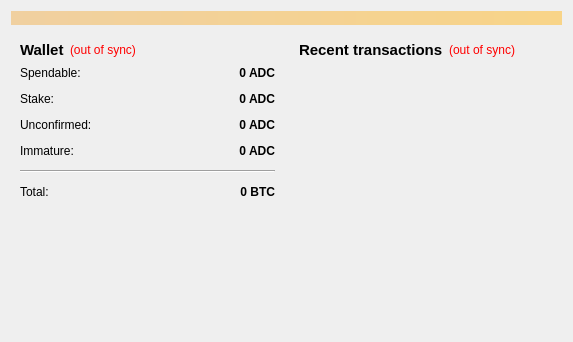
Qt form src/qt/forms/overviewpage.ui (aurovine/AudioCoin) before a commit.
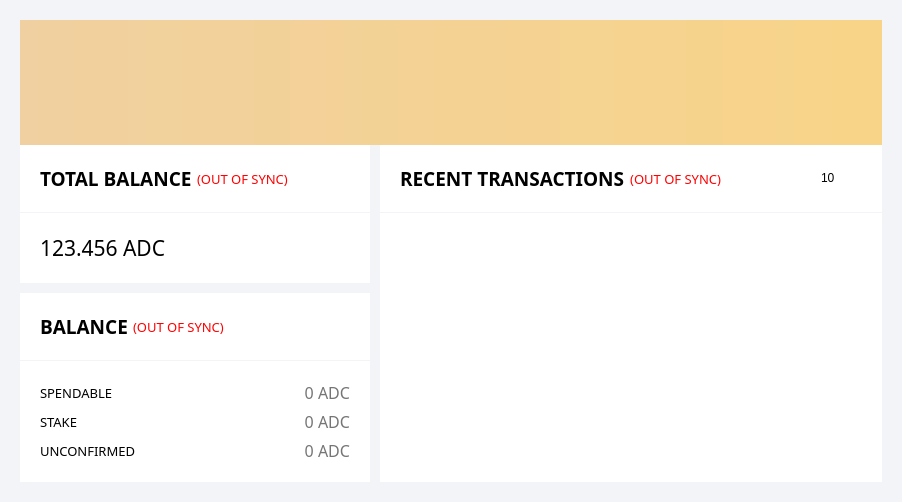
The same form after that commit. Icons and pictures are not drawn.

Diff of the .ui file:
```diff
--- a/src/qt/forms/overviewpage.ui
+++ b/src/qt/forms/overviewpage.ui
@@ -6,14 +6,71 @@
    <rect>
     <x>0</x>
     <y>0</y>
-    <width>573</width>
-    <height>342</height>
+    <width>902</width>
+    <height>502</height>
    </rect>
   </property>
   <property name="windowTitle">
    <string>Form</string>
   </property>
-  <layout class="QVBoxLayout" name="topLayout">
+  <property name="styleSheet">
+   <string notr="true">#OverviewPage { background-color: #f3f4f7; }
+
+QComboBox {
+	border: none;
+	border-bottom: 2px solid #3cb0e5;
+	padding: 0;
+	background: white;
+	outline: none;
+} 
+
+QComboBox {
+	border: none;
+	padding-right: 5px;
+	text-align: right;
+}
+
+QComboBox:editable {
+	background: white;
+}
+
+QComboBox:on {
+	padding-top: 3px;
+	padding-left: 4px;
+	padding-right: 15px;
+}
+
+QComboBox::drop-down {
+	subcontrol-origin: padding;
+	subcontrol-position: top right;
+	width: 15px;
+	border: none;
+}
+
+QComboBox::down-arrow {
+	image: url(:/icons/md/arrow_down);
+}
+
+QComboBox::down-arrow:on {
+	image: url(:/icons/md/arrow_up);
+}</string>
+  </property>
+  <layout class="QVBoxLayout" name="topLayout" stretch="1,0">
+   <property name="spacing">
+    <number>0</number>
+   </property>
+   <property name="leftMargin">
+    <number>20</number>
+   </property>
+   <property name="topMargin">
+    <number>20</number>
+   </property>
+   <property name="rightMargin">
+    <number>20</number>
+   </property>
+   <property name="bottomMargin">
+    <number>20</number>
+   </property>
    <item>
     <widget class="QLabel" name="labelAlerts">
      <property name="visible">
@@ -32,30 +89,111 @@
     </widget>
    </item>
    <item>
-    <layout class="QHBoxLayout" name="horizontalLayout" stretch="1,1">
+    <layout class="QHBoxLayout" name="mainLayout" stretch="2,0">
+     <property name="spacing">
+      <number>10</number>
+     </property>
      <item>
-      <layout class="QVBoxLayout" name="verticalLayout_2">
+      <widget class="QWidget" name="leftPane" native="true">
+       <property name="minimumSize">
+        <size>
+         <width>350</width>
+         <height>0</height>
+        </size>
+       </property>
+       <property name="maximumSize">
+        <size>
+         <width>350</width>
+         <height>16777215</height>
+        </size>
+       </property>
+       <layout class="QVBoxLayout" name="leftPaneLayout" stretch="0,1">
+        <property name="spacing">
+         <number>10</number>
+        </property>
+        <property name="leftMargin">
+         <number>0</number>
+        </property>
+        <property name="topMargin">
+         <number>0</number>
+        </property>
+        <property name="rightMargin">
+         <number>0</number>
+        </property>
+        <property name="bottomMargin">
+         <number>0</number>
+        </property>
        <item>
-        <widget class="QWidget" name="widget" native="true">
-         <layout class="QVBoxLayout" name="verticalLayout_4">
+         <widget class="QWidget" name="totalBalance" native="true">
+          <property name="styleSheet">
+           <string notr="true">#totalBalanceTitle, #totalBalanceBody { background-color: white; }</string>
+          </property>
+          <layout class="QVBoxLayout" name="totalBalanceLayout" stretch="0,1">
+           <property name="spacing">
+            <number>1</number>
+           </property>
+           <property name="leftMargin">
+            <number>0</number>
+           </property>
+           <property name="topMargin">
+            <number>0</number>
+           </property>
+           <property name="rightMargin">
+            <number>0</number>
+           </property>
+           <property name="bottomMargin">
+            <number>0</number>
+           </property>
           <item>
-           <layout class="QHBoxLayout" name="horizontalLayout_4">
+            <widget class="QWidget" name="totalBalanceTitle" native="true">
+             <property name="sizePolicy">
+              <sizepolicy hsizetype="Preferred" vsizetype="Minimum">
+               <horstretch>0</horstretch>
+               <verstretch>0</verstretch>
+              </sizepolicy>
+             </property>
+             <layout class="QHBoxLayout" name="totalBalanceTitleLayout" stretch="0,0,0,0">
+              <property name="spacing">
+               <number>5</number>
+              </property>
+              <property name="leftMargin">
+               <number>20</number>
+              </property>
+              <property name="topMargin">
+               <number>20</number>
+              </property>
+              <property name="rightMargin">
+               <number>20</number>
+              </property>
+              <property name="bottomMargin">
+               <number>20</number>
+              </property>
             <item>
-             <widget class="QLabel" name="label_5">
+               <widget class="QLabel" name="labelTotalText">
               <property name="font">
                <font>
-                <pointsize>11</pointsize>
+                  <family>Montserrat</family>
+                  <pointsize>14</pointsize>
                 <weight>75</weight>
                 <bold>true</bold>
                </font>
               </property>
               <property name="text">
-               <string>Wallet</string>
+                 <string>TOTAL BALANCE</string>
+                </property>
+                <property name="alignment">
+                 <set>Qt::AlignLeading|Qt::AlignLeft|Qt::AlignVCenter</set>
               </property>
              </widget>
             </item>
             <item>
-             <widget class="QLabel" name="labelWalletStatus">
+               <widget class="QLabel" name="totalBalanceSyncStatus">
+                <property name="font">
+                 <font>
+                  <family>Montserrat</family>
+                  <pointsize>10</pointsize>
+                 </font>
+                </property>
               <property name="toolTip">
                <string>The displayed information may be out of date. Your wallet automatically synchronizes with the Audiocoin network after a connection is established, but this process has not completed yet.</string>
               </property>
@@ -63,7 +201,7 @@
                <string notr="true">QLabel { color: red; }</string>
               </property>
               <property name="text">
-               <string notr="true">(out of sync)</string>
+                 <string notr="true">(OUT OF SYNC)</string>
               </property>
               <property name="alignment">
                <set>Qt::AlignLeading|Qt::AlignLeft|Qt::AlignVCenter</set>
@@ -71,7 +209,7 @@
              </widget>
             </item>
             <item>
-             <spacer name="horizontalSpacer_2">
+               <spacer name="horizontalSpacer_3">
               <property name="orientation">
                <enum>Qt::Horizontal</enum>
               </property>
@@ -83,32 +221,239 @@
               </property>
              </spacer>
             </item>
-           </layout>
+              <item>
+               <widget class="QLabel" name="totalBalanceInfo">
+                <property name="cursor">
+                 <cursorShape>PointingHandCursor</cursorShape>
+                </property>
+                <property name="text">
+                 <string/>
+                </property>
+                <property name="pixmap">
+                 <pixmap resource="../bitcoin.qrc">:/icons/md/question_mark_blue</pixmap>
+                </property>
+               </widget>
+              </item>
+             </layout>
+            </widget>
           </item>
           <item>
-           <layout class="QFormLayout" name="formLayout_2">
-            <property name="fieldGrowthPolicy">
-             <enum>QFormLayout::AllNonFixedFieldsGrow</enum>
-            </property>
-            <property name="horizontalSpacing">
-             <number>12</number>
-            </property>
-            <property name="verticalSpacing">
-             <number>12</number>
-            </property>
-            <item row="0" column="0">
-             <widget class="QLabel" name="label">
+            <widget class="QWidget" name="totalBalanceBody" native="true">
+             <property name="sizePolicy">
+              <sizepolicy hsizetype="Preferred" vsizetype="Minimum">
+               <horstretch>0</horstretch>
+               <verstretch>0</verstretch>
+              </sizepolicy>
+             </property>
+             <layout class="QHBoxLayout" name="totalBalanceBodyLayout">
+              <property name="spacing">
+               <number>0</number>
+              </property>
+              <property name="leftMargin">
+               <number>20</number>
+              </property>
+              <property name="topMargin">
+               <number>20</number>
+              </property>
+              <property name="rightMargin">
+               <number>20</number>
+              </property>
+              <property name="bottomMargin">
+               <number>20</number>
+              </property>
+              <item>
+               <widget class="QLabel" name="labelTotal">
+                <property name="font">
+                 <font>
+                  <family>Montserrat</family>
+                  <pointsize>16</pointsize>
+                  <weight>50</weight>
+                  <bold>false</bold>
+                 </font>
+                </property>
+                <property name="cursor">
+                 <cursorShape>IBeamCursor</cursorShape>
+                </property>
+                <property name="toolTip">
+                 <string>Your current total balance</string>
+                </property>
               <property name="text">
-               <string>Spendable:</string>
-              </property>
-             </widget>
-            </item>
-            <item row="0" column="1">
+                 <string notr="true">123.456 ADC</string>
+                </property>
+                <property name="alignment">
+                 <set>Qt::AlignLeading|Qt::AlignLeft|Qt::AlignVCenter</set>
+                </property>
+                <property name="textInteractionFlags">
+                 <set>Qt::LinksAccessibleByMouse|Qt::TextSelectableByKeyboard|Qt::TextSelectableByMouse</set>
+                </property>
+               </widget>
+              </item>
+             </layout>
+            </widget>
+           </item>
+          </layout>
+         </widget>
+        </item>
+        <item>
+         <widget class="QWidget" name="balance" native="true">
+          <property name="styleSheet">
+           <string notr="true">#balanceTitle, #balanceBody { background-color: white; }</string>
+          </property>
+          <layout class="QVBoxLayout" name="balanceLayout" stretch="0,1">
+           <property name="spacing">
+            <number>1</number>
+           </property>
+           <property name="leftMargin">
+            <number>0</number>
+           </property>
+           <property name="topMargin">
+            <number>0</number>
+           </property>
+           <property name="rightMargin">
+            <number>0</number>
+           </property>
+           <property name="bottomMargin">
+            <number>0</number>
+           </property>
+           <item>
+            <widget class="QWidget" name="balanceTitle" native="true">
+             <property name="sizePolicy">
+              <sizepolicy hsizetype="Preferred" vsizetype="Minimum">
+               <horstretch>0</horstretch>
+               <verstretch>0</verstretch>
+              </sizepolicy>
+             </property>
+             <layout class="QHBoxLayout" name="balanceTitleLayout">
+              <property name="spacing">
+               <number>5</number>
+              </property>
+              <property name="leftMargin">
+               <number>20</number>
+              </property>
+              <property name="topMargin">
+               <number>20</number>
+              </property>
+              <property name="rightMargin">
+               <number>20</number>
+              </property>
+              <property name="bottomMargin">
+               <number>20</number>
+              </property>
+              <item>
              <widget class="QLabel" name="labelBalance">
               <property name="font">
                <font>
+                  <family>Montserrat</family>
+                  <pointsize>14</pointsize>
                 <weight>75</weight>
                 <bold>true</bold>
+                 </font>
+                </property>
+                <property name="text">
+                 <string>BALANCE</string>
+                </property>
+               </widget>
+              </item>
+              <item>
+               <widget class="QLabel" name="balanceSyncStatus">
+                <property name="font">
+                 <font>
+                  <family>Montserrat</family>
+                  <pointsize>10</pointsize>
+                 </font>
+                </property>
+                <property name="styleSheet">
+                 <string notr="true">QLabel { color: red; }</string>
+                </property>
+                <property name="text">
+                 <string>(OUT OF SYNC)</string>
+                </property>
+               </widget>
+              </item>
+              <item>
+               <spacer name="horizontalSpacer_2">
+                <property name="orientation">
+                 <enum>Qt::Horizontal</enum>
+                </property>
+                <property name="sizeHint" stdset="0">
+                 <size>
+                  <width>40</width>
+                  <height>20</height>
+                 </size>
+                </property>
+               </spacer>
+              </item>
+              <item>
+               <widget class="QLabel" name="balanceInfo">
+                <property name="cursor">
+                 <cursorShape>PointingHandCursor</cursorShape>
+                </property>
+                <property name="text">
+                 <string/>
+                </property>
+                <property name="pixmap">
+                 <pixmap resource="../bitcoin.qrc">:/icons/md/question_mark_blue</pixmap>
+                </property>
+               </widget>
+              </item>
+             </layout>
+            </widget>
+           </item>
+           <item>
+            <widget class="QWidget" name="balanceBody" native="true">
+             <property name="sizePolicy">
+              <sizepolicy hsizetype="Expanding" vsizetype="Expanding">
+               <horstretch>0</horstretch>
+               <verstretch>0</verstretch>
+              </sizepolicy>
+             </property>
+             <property name="styleSheet">
+              <string notr="true"/>
+             </property>
+             <layout class="QVBoxLayout" name="verticalLayout" stretch="0,0,0,1">
+              <property name="leftMargin">
+               <number>20</number>
+              </property>
+              <property name="topMargin">
+               <number>20</number>
+              </property>
+              <property name="rightMargin">
+               <number>20</number>
+              </property>
+              <property name="bottomMargin">
+               <number>20</number>
+              </property>
+              <item>
+               <layout class="QHBoxLayout" name="horizontalLayout">
+                <item>
+                 <widget class="QLabel" name="labelSpendable">
+                  <property name="font">
+                   <font>
+                    <family>Montserrat</family>
+                    <pointsize>10</pointsize>
+                    <weight>50</weight>
+                    <bold>false</bold>
+                   </font>
+                  </property>
+                  <property name="text">
+                   <string>SPENDABLE</string>
+                  </property>
+                 </widget>
+                </item>
+                <item>
+                 <widget class="QLabel" name="labelSpendableAmount">
+                  <property name="sizePolicy">
+                   <sizepolicy hsizetype="MinimumExpanding" vsizetype="Preferred">
+                    <horstretch>1</horstretch>
+                    <verstretch>0</verstretch>
+                   </sizepolicy>
+                  </property>
+                  <property name="font">
+                   <font>
+                    <family>Montserrat</family>
+                    <pointsize>12</pointsize>
+                    <weight>50</weight>
+                    <bold>false</bold>
                </font>
               </property>
               <property name="cursor">
@@ -117,6 +462,9 @@
               <property name="toolTip">
                <string>Your current spendable balance</string>
               </property>
+                  <property name="styleSheet">
+                   <string notr="true">QLabel { color: #757575; }</string>
+                  </property>
               <property name="text">
                <string notr="true">0 ADC</string>
               </property>
@@ -128,19 +476,39 @@
               </property>
              </widget>
             </item>
-            <item row="1" column="0">
-             <widget class="QLabel" name="label_6">
-              <property name="text">
-               <string>Stake:</string>
-              </property>
-             </widget>
-            </item>
-            <item row="1" column="1">
+               </layout>
+              </item>
+              <item>
+               <layout class="QHBoxLayout" name="horizontalLayout_2">
+                <item>
              <widget class="QLabel" name="labelStake">
               <property name="font">
                <font>
-                <weight>75</weight>
-                <bold>true</bold>
+                    <family>Montserrat</family>
+                    <pointsize>10</pointsize>
+                    <weight>50</weight>
+                    <bold>false</bold>
+                   </font>
+                  </property>
+                  <property name="text">
+                   <string>STAKE</string>
+                  </property>
+                 </widget>
+                </item>
+                <item>
+                 <widget class="QLabel" name="labelStakeAmount">
+                  <property name="sizePolicy">
+                   <sizepolicy hsizetype="Expanding" vsizetype="Preferred">
+                    <horstretch>1</horstretch>
+                    <verstretch>0</verstretch>
+                   </sizepolicy>
+                  </property>
+                  <property name="font">
+                   <font>
+                    <family>Montserrat</family>
+                    <pointsize>12</pointsize>
+                    <weight>50</weight>
+                    <bold>false</bold>
                </font>
               </property>
               <property name="cursor">
@@ -149,6 +517,9 @@
               <property name="toolTip">
                <string>Total of coins that was staked, and do not yet count toward the current balance</string>
               </property>
+                  <property name="styleSheet">
+                   <string notr="true">QLabel { color: #757575; }</string>
+                  </property>
               <property name="text">
                <string notr="true">0 ADC</string>
               </property>
@@ -160,19 +531,39 @@
               </property>
              </widget>
             </item>
-            <item row="2" column="0">
-             <widget class="QLabel" name="label_3">
-              <property name="text">
-               <string>Unconfirmed:</string>
-              </property>
-             </widget>
-            </item>
-            <item row="2" column="1">
+               </layout>
+              </item>
+              <item>
+               <layout class="QHBoxLayout" name="horizontalLayout_3">
+                <item>
              <widget class="QLabel" name="labelUnconfirmed">
               <property name="font">
                <font>
-                <weight>75</weight>
-                <bold>true</bold>
+                    <family>Montserrat</family>
+                    <pointsize>10</pointsize>
+                    <weight>50</weight>
+                    <bold>false</bold>
+                   </font>
+                  </property>
+                  <property name="text">
+                   <string>UNCONFIRMED</string>
+                  </property>
+                 </widget>
+                </item>
+                <item>
+                 <widget class="QLabel" name="labelUnconfirmedAmount">
+                  <property name="sizePolicy">
+                   <sizepolicy hsizetype="Preferred" vsizetype="Preferred">
+                    <horstretch>1</horstretch>
+                    <verstretch>0</verstretch>
+                   </sizepolicy>
+                  </property>
+                  <property name="font">
+                   <font>
+                    <family>Montserrat</family>
+                    <pointsize>12</pointsize>
+                    <weight>50</weight>
+                    <bold>false</bold>
                </font>
               </property>
               <property name="cursor">
@@ -181,36 +572,10 @@
               <property name="toolTip">
                <string>Total of transactions that have yet to be confirmed, and do not yet count toward the current balance</string>
               </property>
-              <property name="text">
-               <string notr="true">0 ADC</string>
-              </property>
-              <property name="alignment">
-               <set>Qt::AlignRight|Qt::AlignTrailing|Qt::AlignVCenter</set>
-              </property>
-              <property name="textInteractionFlags">
-               <set>Qt::LinksAccessibleByMouse|Qt::TextSelectableByKeyboard|Qt::TextSelectableByMouse</set>
-              </property>
-             </widget>
-            </item>
-            <item row="3" column="0">
-             <widget class="QLabel" name="labelImmatureText">
+                  <property name="styleSheet">
+                   <string notr="true">QLabel { color: #757575; }</string>
+                  </property>
               <property name="text">
-               <string>Immature:</string>
-              </property>
-             </widget>
-            </item>
-            <item row="3" column="1">
-             <widget class="QLabel" name="labelImmature">
-              <property name="font">
-               <font>
-                <weight>75</weight>
-                <bold>true</bold>
-               </font>
-              </property>
-              <property name="toolTip">
-               <string>Mined balance that has not yet matured</string>
-              </property>
-              <property name="text">
                <string notr="true">0 ADC</string>
               </property>
               <property name="alignment">
@@ -221,88 +586,134 @@
               </property>
              </widget>
             </item>
-            <item row="4" column="0" colspan="2">
-             <widget class="Line" name="line">
-              <property name="orientation">
-               <enum>Qt::Horizontal</enum>
-              </property>
-             </widget>
-            </item>
-            <item row="5" column="0">
-             <widget class="QLabel" name="labelTotalText">
-              <property name="text">
-               <string>Total:</string>
-              </property>
-             </widget>
-            </item>
-            <item row="5" column="1">
-             <widget class="QLabel" name="labelTotal">
-              <property name="font">
-               <font>
-                <weight>75</weight>
-                <bold>true</bold>
-               </font>
-              </property>
-              <property name="cursor">
-               <cursorShape>IBeamCursor</cursorShape>
-              </property>
-              <property name="toolTip">
-               <string>Your current total balance</string>
-              </property>
-              <property name="text">
-               <string notr="true">0 BTC</string>
-              </property>
-              <property name="alignment">
-               <set>Qt::AlignRight|Qt::AlignTrailing|Qt::AlignVCenter</set>
-              </property>
-              <property name="textInteractionFlags">
-               <set>Qt::LinksAccessibleByMouse|Qt::TextSelectableByKeyboard|Qt::TextSelectableByMouse</set>
-              </property>
-             </widget>
-            </item>
-           </layout>
-          </item>
-         </layout>
-        </widget>
+               </layout>
        </item>
        <item>
-        <spacer name="verticalSpacer">
+               <spacer name="verticalSpacer_2">
          <property name="orientation">
           <enum>Qt::Vertical</enum>
          </property>
          <property name="sizeHint" stdset="0">
           <size>
            <width>20</width>
-           <height>40</height>
+                  <height>0</height>
           </size>
          </property>
         </spacer>
        </item>
       </layout>
-     </item>
+            </widget>
+           </item>
+          </layout>
+         </widget>
+        </item>
+       </layout>
+      </widget>
+     </item>
      <item>
-      <layout class="QVBoxLayout" name="verticalLayout_3">
+      <widget class="QWidget" name="rightPane" native="true">
+       <property name="sizePolicy">
+        <sizepolicy hsizetype="Preferred" vsizetype="Expanding">
+         <horstretch>0</horstretch>
+         <verstretch>0</verstretch>
+        </sizepolicy>
+       </property>
+       <property name="minimumSize">
+        <size>
+         <width>500</width>
+         <height>0</height>
+        </size>
+       </property>
+       <layout class="QVBoxLayout" name="rightPaneLayout">
+        <property name="spacing">
+         <number>0</number>
+        </property>
+        <property name="leftMargin">
+         <number>0</number>
+        </property>
+        <property name="topMargin">
+         <number>0</number>
+        </property>
+        <property name="rightMargin">
+         <number>0</number>
+        </property>
+        <property name="bottomMargin">
+         <number>0</number>
+        </property>
        <item>
-        <widget class="QWidget" name="widget_2" native="true">
-         <layout class="QVBoxLayout" name="verticalLayout">
+         <widget class="QWidget" name="recentTransactions" native="true">
+          <property name="sizePolicy">
+           <sizepolicy hsizetype="Preferred" vsizetype="Preferred">
+            <horstretch>0</horstretch>
+            <verstretch>0</verstretch>
+           </sizepolicy>
+          </property>
+          <property name="styleSheet">
+           <string notr="true">#recentTransactionsTitle, #recentTransactionsBody, #scrollAreaContents, #listTransactions { background-color: white; }</string>
+          </property>
+          <layout class="QVBoxLayout" name="recentTransactionsLayout" stretch="0,1">
+           <property name="spacing">
+            <number>1</number>
+           </property>
+           <property name="leftMargin">
+            <number>0</number>
+           </property>
+           <property name="topMargin">
+            <number>0</number>
+           </property>
+           <property name="rightMargin">
+            <number>0</number>
+           </property>
+           <property name="bottomMargin">
+            <number>0</number>
+           </property>
           <item>
-           <layout class="QHBoxLayout" name="horizontalLayout_2">
+            <widget class="QWidget" name="recentTransactionsTitle" native="true">
+             <property name="enabled">
+              <bool>true</bool>
+             </property>
+             <layout class="QHBoxLayout" name="recentTransactionsTitleLayout" stretch="0,0,1,0">
+              <property name="spacing">
+               <number>5</number>
+              </property>
+              <property name="leftMargin">
+               <number>20</number>
+              </property>
+              <property name="topMargin">
+               <number>20</number>
+              </property>
+              <property name="rightMargin">
+               <number>20</number>
+              </property>
+              <property name="bottomMargin">
+               <number>20</number>
+              </property>
             <item>
-             <widget class="QLabel" name="label_4">
+               <widget class="QLabel" name="recentTransactionsLabel">
               <property name="font">
                <font>
-                <pointsize>11</pointsize>
+                  <family>Montserrat</family>
+                  <pointsize>14</pointsize>
                 <weight>75</weight>
                 <bold>true</bold>
                </font>
               </property>
               <property name="text">
-               <string>&lt;b&gt;Recent transactions&lt;/b&gt;</string>
+                 <string>RECENT TRANSACTIONS</string>
+                </property>
+                <property name="textFormat">
+                 <enum>Qt::PlainText</enum>
               </property>
              </widget>
             </item>
             <item>
-             <widget class="QLabel" name="labelTransactionsStatus">
+               <widget class="QLabel" name="transactionsSyncStatus">
+                <property name="font">
+                 <font>
+                  <family>Montserrat</family>
+                  <pointsize>10</pointsize>
+                 </font>
+                </property>
               <property name="toolTip">
                <string>The displayed information may be out of date. Your wallet automatically synchronizes with the Audiocoin network after a connection is established, but this process has not completed yet.</string>
               </property>
@@ -310,10 +721,10 @@
                <string notr="true">QLabel { color: red; }</string>
               </property>
               <property name="text">
-               <string notr="true">(out of sync)</string>
+                 <string notr="true">(OUT OF SYNC)</string>
               </property>
               <property name="alignment">
-               <set>Qt::AlignRight|Qt::AlignTrailing|Qt::AlignVCenter</set>
+                 <set>Qt::AlignLeading|Qt::AlignLeft|Qt::AlignRight|Qt::AlignTrailing|Qt::AlignVCenter</set>
               </property>
              </widget>
             </item>
@@ -324,42 +735,243 @@
               </property>
               <property name="sizeHint" stdset="0">
                <size>
-                <width>40</width>
+                  <width>203</width>
                 <height>20</height>
                </size>
               </property>
              </spacer>
             </item>
-           </layout>
+              <item>
+               <widget class="QComboBox" name="transactionCountSelect">
+                <property name="sizePolicy">
+                 <sizepolicy hsizetype="Minimum" vsizetype="Fixed">
+                  <horstretch>0</horstretch>
+                  <verstretch>0</verstretch>
+                 </sizepolicy>
+                </property>
+                <property name="cursor">
+                 <cursorShape>PointingHandCursor</cursorShape>
+                </property>
+                <property name="focusPolicy">
+                 <enum>Qt::NoFocus</enum>
+                </property>
+                <property name="styleSheet">
+                 <string notr="true">QLineEdit {
+    border: none;
+    border-bottom: 2px solid #3cb0e5;
+    padding: 3px 0;
+    background: white;
+    outline: none;
+}
+
+QComboBox {
+    border: none;
+    padding-right: 5px;
+    text-align: right;
+}
+
+QComboBox:editable {
+    background: white;
+}
+
+QComboBox:on { /* shift the text when the popup opens */
+    padding-top: 3px;
+    padding-left: 4px;
+    padding-right: 15px;
+}
+
+QComboBox::drop-down {
+    subcontrol-origin: padding;
+    subcontrol-position: top right;
+    width: 15px;
+    border: none;
+}
+
+QComboBox::down-arrow {
+    image: url(:/icons/md/arrow_down);
+}
+
+QComboBox::down-arrow:on { /* shift the arrow when popup is open */
+    image: url(:/icons/md/arrow_up);
+}</string>
+                </property>
+                <property name="editable">
+                 <bool>true</bool>
+                </property>
+                <property name="currentText">
+                 <string>10</string>
+                </property>
+                <property name="currentIndex">
+                 <number>1</number>
+                </property>
+                <item>
+                 <property name="text">
+                  <string>5</string>
+                 </property>
+                </item>
+                <item>
+                 <property name="text">
+                  <string>10</string>
+                 </property>
+                </item>
+                <item>
+                 <property name="text">
+                  <string>25</string>
+                 </property>
+                </item>
+                <item>
+                 <property name="text">
+                  <string>50</string>
+                 </property>
+                </item>
+                <item>
+                 <property name="text">
+                  <string>100</string>
+                 </property>
+                </item>
+               </widget>
+              </item>
+             </layout>
+            </widget>
           </item>
           <item>
-           <widget class="QListView" name="listTransactions">
+            <widget class="QWidget" name="recentTransactionsBody" native="true">
+             <property name="sizePolicy">
+              <sizepolicy hsizetype="Preferred" vsizetype="MinimumExpanding">
+               <horstretch>0</horstretch>
+               <verstretch>0</verstretch>
+              </sizepolicy>
+             </property>
+             <layout class="QHBoxLayout" name="horizontalLayout_4" stretch="0">
+              <property name="spacing">
+               <number>0</number>
+              </property>
+              <property name="leftMargin">
+               <number>0</number>
+              </property>
+              <property name="topMargin">
+               <number>0</number>
+              </property>
+              <property name="rightMargin">
+               <number>0</number>
+              </property>
+              <property name="bottomMargin">
+               <number>0</number>
+              </property>
+              <item>
+               <widget class="QScrollArea" name="scrollArea">
+                <property name="sizePolicy">
+                 <sizepolicy hsizetype="Expanding" vsizetype="Expanding">
+                  <horstretch>0</horstretch>
+                  <verstretch>0</verstretch>
+                 </sizepolicy>
+                </property>
             <property name="styleSheet">
-             <string notr="true">QListView { background: transparent; }</string>
+                 <string notr="true"/>
             </property>
             <property name="frameShape">
              <enum>QFrame::NoFrame</enum>
             </property>
+                <property name="frameShadow">
+                 <enum>QFrame::Plain</enum>
+                </property>
+                <property name="lineWidth">
+                 <number>0</number>
+                </property>
             <property name="verticalScrollBarPolicy">
-             <enum>Qt::ScrollBarAlwaysOff</enum>
-            </property>
-            <property name="horizontalScrollBarPolicy">
-             <enum>Qt::ScrollBarAlwaysOff</enum>
-            </property>
-            <property name="selectionMode">
-             <enum>QAbstractItemView::NoSelection</enum>
-            </property>
-           </widget>
-          </item>
-         </layout>
-        </widget>
-       </item>
-      </layout>
-     </item>
-    </layout>
+                 <enum>Qt::ScrollBarAsNeeded</enum>
+                </property>
+                <property name="widgetResizable">
+                 <bool>true</bool>
+                </property>
+                <widget class="QWidget" name="scrollAreaContents">
+                 <property name="geometry">
+                  <rect>
+                   <x>0</x>
+                   <y>0</y>
+                   <width>500</width>
+                   <height>399</height>
+                  </rect>
+                 </property>
+                 <property name="sizePolicy">
+                  <sizepolicy hsizetype="Preferred" vsizetype="Expanding">
+                   <horstretch>0</horstretch>
+                   <verstretch>0</verstretch>
+                  </sizepolicy>
+                 </property>
+                 <property name="styleSheet">
+                  <string notr="true"/>
+                 </property>
+                 <layout class="QVBoxLayout" name="scrollAreaContentsLayout" stretch="1,0">
+                  <property name="spacing">
+                   <number>0</number>
+                  </property>
+                  <property name="leftMargin">
+                   <number>0</number>
+                  </property>
+                  <property name="topMargin">
+                   <number>0</number>
+                  </property>
+                  <property name="rightMargin">
+                   <number>0</number>
+                  </property>
+                  <property name="bottomMargin">
+                   <number>0</number>
+                  </property>
+                  <item>
+                   <widget class="QListView" name="listTransactions">
+                    <property name="sizePolicy">
+                     <sizepolicy hsizetype="Expanding" vsizetype="Expanding">
+                      <horstretch>0</horstretch>
+                      <verstretch>1</verstretch>
+                     </sizepolicy>
+                    </property>
+                    <property name="frameShape">
+                     <enum>QFrame::NoFrame</enum>
+                    </property>
+                    <property name="frameShadow">
+                     <enum>QFrame::Plain</enum>
+                    </property>
+                    <property name="lineWidth">
+                     <number>0</number>
+                    </property>
+                    <property name="movement">
+                     <enum>QListView::Free</enum>
+                    </property>
+                   </widget>
+                  </item>
+                  <item>
+                   <spacer name="verticalSpacer">
+                    <property name="orientation">
+                     <enum>Qt::Vertical</enum>
+                    </property>
+                    <property name="sizeHint" stdset="0">
+                     <size>
+                      <width>20</width>
+                      <height>0</height>
+                     </size>
+                    </property>
+                   </spacer>
+                  </item>
+                 </layout>
+                </widget>
+               </widget>
+              </item>
+             </layout>
+            </widget>
+           </item>
+          </layout>
+         </widget>
    </item>
   </layout>
  </widget>
- <resources/>
+     </item>
+    </layout>
+   </item>
+  </layout>
+ </widget>
+ <resources>
+  <include location="../bitcoin.qrc"/>
+ </resources>
  <connections/>
 </ui>
```
Lines whose indentation alone changed are shown as unchanged.
